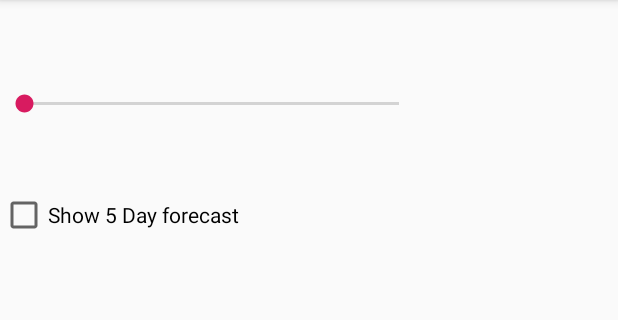
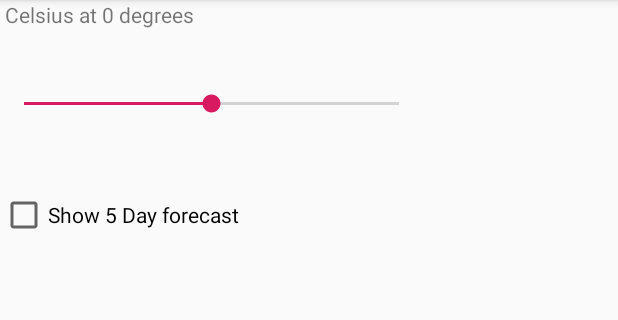
Before and after one commit to TheGreatestHacker/Android-Studio, an Android app: the screen it shows after launch (MainActivity), on a phone screen of 412 x 824 dp, the part 84-404 px from its top. Run offline under Robolectric (Android 15) with nearby library versions, the phone set to English and light mode, and no system bars.

Commit message:
Add starter code for lab2 MainActivity.java

```diff
--- a/TempConverter2/app/src/main/java/com/example/tempconverter2/MainActivity.java
+++ b/TempConverter2/app/src/main/java/com/example/tempconverter2/MainActivity.java
@@ -2,12 +2,109 @@ package com.example.tempconverter2;
 
 import androidx.appcompat.app.AppCompatActivity;
 import android.os.Bundle;
+import android.view.View;
+import android.view.ViewStub;
+import android.widget.ArrayAdapter;
+import android.widget.Button;
+import android.widget.CheckBox;
+import android.widget.CompoundButton;
+import android.widget.ListView;
+import android.widget.SeekBar;
+import android.widget.SeekBar.OnSeekBarChangeListener;
+import android.widget.TextView;
+import android.widget.Toast;
 
 public class MainActivity extends AppCompatActivity {
 
+    SeekBar seekBar; //declare seekbar object
+    TextView textView;
+    //declare member variables for SeekBar
+    int discrete = 0;
+    int start = 50;
+    int start_position = 50; //progress tracker
+    int temp = 0;
+    //declare objects for ViewStub
+    ViewStub stub;
+    CheckBox checkBox;
+    ListView lv; //declare Listview object
     @Override
-    protected void onCreate(Bundle savedInstanceState) {
+    public void onCreate(Bundle savedInstanceState) {
         super.onCreate(savedInstanceState);
         setContentView(R.layout.activity_main);
-    }
-}
+        //declare viewstub object
+        stub = findViewById(R.id.viewStub1);
+        @SuppressWarnings("unused")
+        View inflated = stub.inflate();
+        stub.setVisibility(View.INVISIBLE);
+        //ViewStub logic
+        checkBox = findViewById(R.id.checkBox1);
+        //handle checkbox click event
+        checkBox.setOnCheckedChangeListener(new CheckBox.OnCheckedChangeListener() {
+            public void onCheckedChanged(CompoundButton arg0, boolean isChecked) {
+                if (isChecked) {
+                    checkBox.toggle(); // uncheck the checkbox after the user checks it
+                    //remove objs from parent view to allow for child view objs
+                    checkBox.setVisibility(View.GONE);
+                    seekBar.setVisibility(View.GONE);
+                    textView.setVisibility(View.GONE);
+                    stub.setVisibility(View.VISIBLE);
+                }
+            }
+        });
+        //seekbar logic
+        textView = findViewById(R.id.textview);
+        textView.setText(" Celsius at 0 degrees");
+        //set default view
+        seekBar = findViewById(R.id.seekbar);
+        seekBar.setProgress(start_position);
+        //create event handler for SeekBar
+        seekBar.setOnSeekBarChangeListener(new OnSeekBarChangeListener() {
+            @Override
+            public void onStopTrackingTouch(SeekBar seekBar) {
+                if (temp == 0) //for initial view result
+                    Toast.makeText(getBaseContext(), "Fahrenheit result: 32 degrees",
+                            Toast.LENGTH_SHORT).show();
+                else
+                    Toast.makeText(getBaseContext(), "Fahrenheit result: "
+                            + String.valueOf(discrete) +
+                            " degrees",Toast.LENGTH_SHORT).show();
+            }
+            @Override
+            public void onStartTrackingTouch(SeekBar seekBar) { }
+            @Override
+            public void onProgressChanged(SeekBar seekBar,
+                                          int progress, boolean fromUser) {
+                // To convert progress passed as discrete (Fahrenheit) value
+                temp = progress - start;
+                discrete = (int) Math.round((((temp * 9.0) /
+                        5.0) + 32)); //convert C to F temp
+                textView.setText(" Celsius at " + temp + " degrees");
+            }
+        });
+        //Listview logic
+        String[] wkTemps = new String[]{"37", "32", "28", "28", "30"};
+        lv = findViewById(R.id.listView);
+        @SuppressWarnings({"unchecked", "rawtypes"})
+        /*
+         * To use a basic ArrayAdapter, you just need to initialize the adapter and
+         * attach the adapter to the ListView. First, initialize the adapter...:
+         *
+         */
+                ArrayAdapter adapter = new ArrayAdapter(this,
+                android.R.layout.simple_list_item_1,
+                android.R.id.text1, wkTemps);
+        // Assign adapter to ListView
+        lv.setAdapter(adapter);
+
+        final Button button = findViewById(R.id.backButton);
+        button.setOnClickListener(new View.OnClickListener() {
+            public void onClick(View v) {
+                // your handler code here
+                checkBox.setVisibility(View.VISIBLE);
+                seekBar.setVisibility(View.VISIBLE);
+                textView.setVisibility(View.VISIBLE);
+                stub.setVisibility(View.GONE);
+            }
+        });
+    }//end onCreate method
+}//end class MainActivity
```
